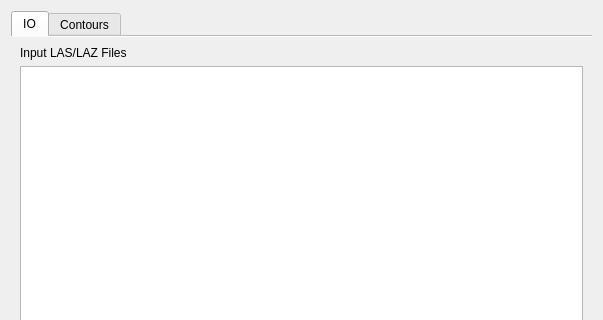
Qt form src/gui/config_editor.ui (Trailblaze-Software/Blaze) before a commit; both pictures show x 0 to 603 and y 0 to 320 of the 603 by 647 pixel window.
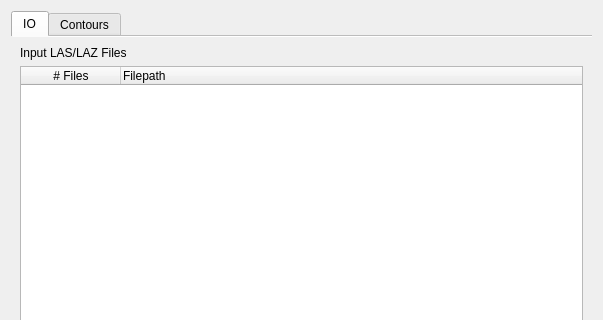
The same form after that commit. Icons and pictures are not drawn.

```diff
--- a/src/gui/config_editor.ui
+++ b/src/gui/config_editor.ui
@@ -57,12 +57,26 @@
          <property name="selectionMode">
           <enum>QAbstractItemView::SelectionMode::MultiSelection</enum>
          </property>
+         <property name="textElideMode">
+          <enum>Qt::TextElideMode::ElideLeft</enum>
+         </property>
          <property name="headerHidden">
+          <bool>false</bool>
+         </property>
+         <attribute name="headerVisible">
           <bool>true</bool>
-         </property>
+         </attribute>
          <column>
           <property name="text">
-           <string notr="true">1</string>
+           <string># Files</string>
+          </property>
+          <property name="textAlignment">
+           <set>AlignCenter</set>
+          </property>
+         </column>
+         <column>
+          <property name="text">
+           <string>Filepath</string>
           </property>
          </column>
         </widget>
```
